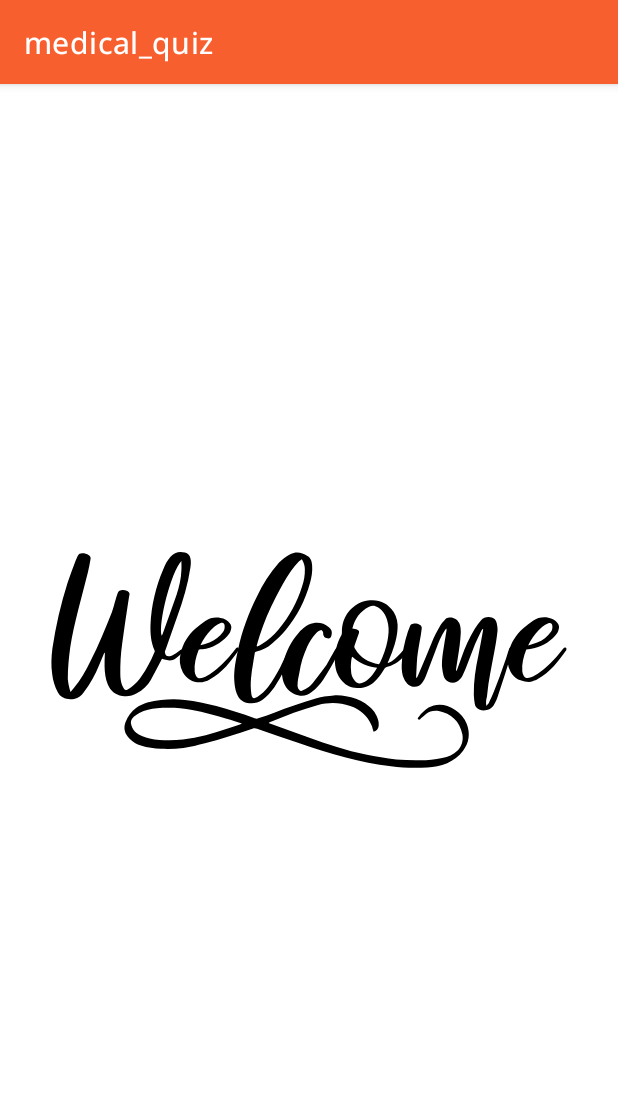
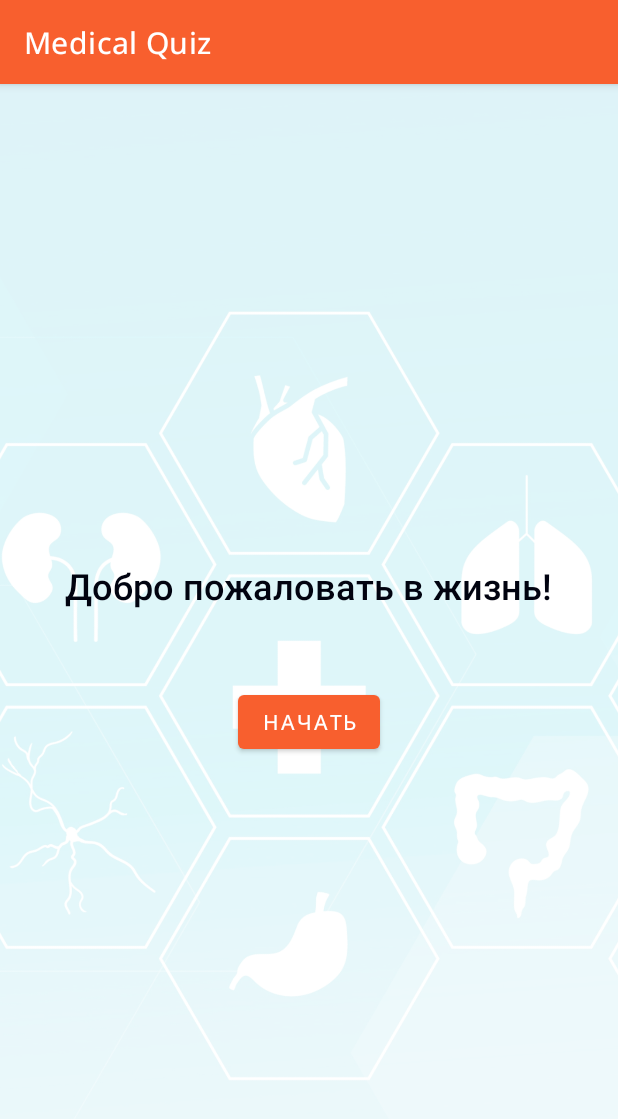
Before and after one commit to DSGog/GB_Homework_5_Quiz, an Android app: the screen it shows after launch (MainActivity), on a phone screen of 412 x 824 dp. Shown: the top 1119 px of the screen. Run offline under Robolectric (Android 15) with nearby library versions, the phone set to English and light mode, and no system bars.

Commit message:
Седьмое домашнее задание

```diff
--- a/app/build.gradle.kts
+++ b/app/build.gradle.kts
@@ -3,7 +3,7 @@ plugins {
 }
 
 android {
-    namespace = "com.example.gb_homework_5_quiz"
+    namespace = "com.example.MedicalQuiz"
     compileSdk = 34
 
     defaultConfig {
@@ -41,6 +41,9 @@ dependencies {
     implementation(libs.material)
     implementation(libs.activity)
     implementation(libs.constraintlayout)
+    implementation (libs.fragment)
+    implementation (libs.navigation.fragment)
+    implementation (libs.navigation.ui)
     testImplementation(libs.junit)
     androidTestImplementation(libs.ext.junit)
     androidTestImplementation(libs.espresso.core)
--- a/app/src/main/AndroidManifest.xml
+++ b/app/src/main/AndroidManifest.xml
@@ -1,6 +1,8 @@
 <?xml version="1.0" encoding="utf-8"?>
 <manifest xmlns:android="http://schemas.android.com/apk/res/android"
     xmlns:tools="http://schemas.android.com/tools">
+
+    <uses-permission android:name="android.permission.INTERNET" />
 
     <application
         android:allowBackup="true"
@@ -13,7 +15,7 @@
         android:theme="@style/Theme.medical_quiz"
         tools:targetApi="31">
         <activity
-            android:name=".MainActivity"
+            android:name="com.example.MedicalQuiz.MainActivity"
             android:exported="true">
             <intent-filter>
                 <action android:name="android.intent.action.MAIN" />
@@ -26,6 +28,4 @@
             android:resource="@array/preloaded_fonts" />
     </application>
 
-    <uses-permission android:name="android.permission.INTERNET" />
-
 </manifest>
--- a/app/src/main/java/com/example/gb_homework_5_quiz/MainActivity.java
+++ b/app/src/main/java/com/example/MedicalQuiz/MainActivity.java
@@ -1,6 +1,5 @@
-package com.example.gb_homework_5_quiz;
+package com.example.MedicalQuiz;
 
-import android.media.MediaPlayer;
 import android.os.Bundle;
 
 import androidx.activity.EdgeToEdge;
@@ -18,11 +17,6 @@ public class MainActivity extends AppCompatActivity {
         EdgeToEdge.enable(this);
         setContentView(R.layout.activity_main);
 
-//        MediaPlayer music = MediaPlayer.create(MainActivity.this, R.raw.air_raid);
-        MediaPlayer applause = MediaPlayer.create(MainActivity.this, R.raw.applause_y);
-//        music.start();
-        applause.start();
-
         ViewCompat.setOnApplyWindowInsetsListener(findViewById(R.id.main), (v, insets) -> {
             Insets systemBars = insets.getInsets(WindowInsetsCompat.Type.systemBars());
             v.setPadding(systemBars.left, systemBars.top, systemBars.right, systemBars.bottom);
--- /dev/null
+++ b/app/src/main/java/com/example/MedicalQuiz/WelcomeFragment.java
@@ -0,0 +1,21 @@
+package com.example.MedicalQuiz;
+
+import android.os.Bundle;
+import android.view.LayoutInflater;
+import android.view.View;
+import android.view.ViewGroup;
+import android.widget.Button;
+import androidx.fragment.app.Fragment;
+import androidx.navigation.Navigation;
+
+public class WelcomeFragment extends Fragment {
+
+    @Override
+    public View onCreateView(LayoutInflater inflater, ViewGroup container,
+                             Bundle savedInstanceState) {
+        View view = inflater.inflate(R.layout.fragment_welcome, container, false);
+        Button startButton = view.findViewById(R.id.button_start);
+        startButton.setOnClickListener(v -> Navigation.findNavController(view).navigate(R.id.quizFragment));
+        return view;
+    }
+}
--- a/app/src/main/res/layout/activity_main.xml
+++ b/app/src/main/res/layout/activity_main.xml
@@ -5,16 +5,26 @@
     android:id="@+id/main"
     android:layout_width="match_parent"
     android:layout_height="match_parent"
-    tools:context=".MainActivity">
-
+    tools:context="com.example.MedicalQuiz.MainActivity">
 
     <ImageView
-        android:layout_width="wrap_content"
-        android:layout_height="wrap_content"
-        android:src="@drawable/welcome"
+        android:layout_width="match_parent"
+        android:layout_height="match_parent"
+        android:adjustViewBounds="true"
+        android:src="@drawable/medical_quiz__1_"
         app:layout_constraintBottom_toBottomOf="parent"
         app:layout_constraintEnd_toEndOf="parent"
         app:layout_constraintStart_toStartOf="parent"
-        app:layout_constraintTop_toTopOf="parent" />
+        app:layout_constraintTop_toTopOf="parent"
+        android:id="@+id/medical_background"
+        android:scaleType="centerCrop"/>
+
+    <androidx.fragment.app.FragmentContainerView
+        android:id="@+id/nav_host_fragment"
+        android:name="androidx.navigation.fragment.NavHostFragment"
+        android:layout_width="match_parent"
+        android:layout_height="match_parent"
+        app:navGraph="@navigation/nav_graph"
+        app:defaultNavHost="true" />
 
 </androidx.constraintlayout.widget.ConstraintLayout>
--- /dev/null
+++ b/app/src/main/res/layout/fragment_welcome.xml
@@ -0,0 +1,35 @@
+<?xml version="1.0" encoding="utf-8"?>
+<FrameLayout xmlns:android="http://schemas.android.com/apk/res/android"
+    xmlns:tools="http://schemas.android.com/tools"
+    android:layout_width="match_parent"
+    android:layout_height="match_parent"
+    tools:context="com.example.MedicalQuiz.WelcomeFragment">
+
+    <LinearLayout
+        android:layout_width="match_parent"
+        android:layout_height="match_parent"
+        android:orientation="vertical"
+        android:gravity="center"
+        style="@style/Theme.medical_quiz">
+
+        <TextView
+            android:id="@+id/welcome_text"
+            android:layout_width="wrap_content"
+            android:layout_height="wrap_content"
+            android:text="@string/welcome_message"
+            android:textStyle="bold"
+            android:fontFamily="@font/open_sans_semibold"
+            android:textSize="24sp"
+            android:textColor="#010310"
+            android:theme="@style/Theme.medical_quiz" />
+
+        <Button
+            android:id="@+id/button_start"
+            android:layout_width="wrap_content"
+            android:layout_height="wrap_content"
+            android:text="@string/start_button_text"
+            android:layout_marginTop="50dp"
+            android:theme="@style/Theme.medical_quiz" />
+    </LinearLayout>
+
+</FrameLayout>
--- /dev/null
+++ b/app/src/main/res/navigation/nav_graph.xml
@@ -0,0 +1,33 @@
+<?xml version="1.0" encoding="utf-8"?>
+<navigation xmlns:android="http://schemas.android.com/apk/res/android"
+    xmlns:app="http://schemas.android.com/apk/res-auto"
+    xmlns:tools="http://schemas.android.com/tools"
+    app:startDestination="@id/welcomeFragment">
+
+    <fragment
+        android:id="@+id/welcomeFragment"
+        android:name="com.example.MedicalQuiz.WelcomeFragment"
+        tools:layout="@layout/fragment_welcome" >
+        <action
+            android:id="@+id/action_welcomeFragment_to_quizFragment"
+            app:destination="@id/quizFragment" />
+    </fragment>
+
+    <fragment
+        android:id="@+id/quizFragment"
+        android:name="com.example.MedicalQuiz.QuizFragment"
+        tools:layout="@layout/fragment_quiz" >
+        <action
+            android:id="@+id/action_quizFragment_to_resultFragment"
+            app:destination="@id/resultFragment" />
+    </fragment>
+
+    <fragment
+        android:id="@+id/resultFragment"
+        android:name="com.example.MedicalQuiz.ResultFragment"
+        tools:layout="@layout/fragment_result" >
+        <action
+            android:id="@+id/action_resultFragment_to_welcomeFragment"
+            app:destination="@id/welcomeFragment" />
+    </fragment>
+</navigation>
--- a/gradle/libs.versions.toml
+++ b/gradle/libs.versions.toml
@@ -1,5 +1,6 @@
 [versions]
 agp = "8.5.0"
+fragment = "1.8.2"
 junit = "4.13.2"
 junitVersion = "1.2.1"
 espressoCore = "3.6.1"
@@ -7,8 +8,10 @@ appcompat = "1.7.0"
 material = "1.12.0"
 activity = "1.9.1"
 constraintlayout = "2.1.4"
+navigationFragment = "2.7.7"
 
 [libraries]
+fragment = { module = "androidx.fragment:fragment", version.ref = "fragment" }
 junit = { group = "junit", name = "junit", version.ref = "junit" }
 ext-junit = { group = "androidx.test.ext", name = "junit", version.ref = "junitVersion" }
 espresso-core = { group = "androidx.test.espresso", name = "espresso-core", version.ref = "espressoCore" }
@@ -16,6 +19,8 @@ appcompat = { group = "androidx.appcompat", name = "appcompat", version.ref = "a
 material = { group = "com.google.android.material", name = "material", version.ref = "material" }
 activity = { group = "androidx.activity", name = "activity", version.ref = "activity" }
 constraintlayout = { group = "androidx.constraintlayout", name = "constraintlayout", version.ref = "constraintlayout" }
+navigation-fragment = { module = "androidx.navigation:navigation-fragment", version.ref = "navigationFragment" }
+navigation-ui = { module = "androidx.navigation:navigation-ui", version.ref = "navigationFragment" }
 
 [plugins]
 android-application = { id = "com.android.application", version.ref = "agp" }
--- a/settings.gradle.kts
+++ b/settings.gradle.kts
@@ -19,5 +19,5 @@ dependencyResolutionManagement {
     }
 }
 
-rootProject.name = "GB_Homework_5_Quiz"
+rootProject.name = "Medical Quiz"
 include(":app")
```
Also changed, not shown: app/src/main/java/com/example/MedicalQuiz/Question.java (added, +25 -0 lines), app/src/main/java/com/example/MedicalQuiz/QuizFragment.java (added, +75 -0 lines), app/src/main/java/com/example/MedicalQuiz/QuizStorage.java (added, +32 -0 lines), app/src/main/java/com/example/MedicalQuiz/ResultFragment.java (added, +43 -0 lines), app/src/main/res/drawable/medical_quiz__.xml (added, +48 -0 lines), app/src/main/res/layout/fragment_quiz.xml (added, +60 -0 lines), app/src/main/res/layout/fragment_result.xml (added, +34 -0 lines), app/src/main/res/values/strings.xml (+10 -1 lines), app/src/main/res/drawable/medical_quiz__1_.png (added), 4 other files.
